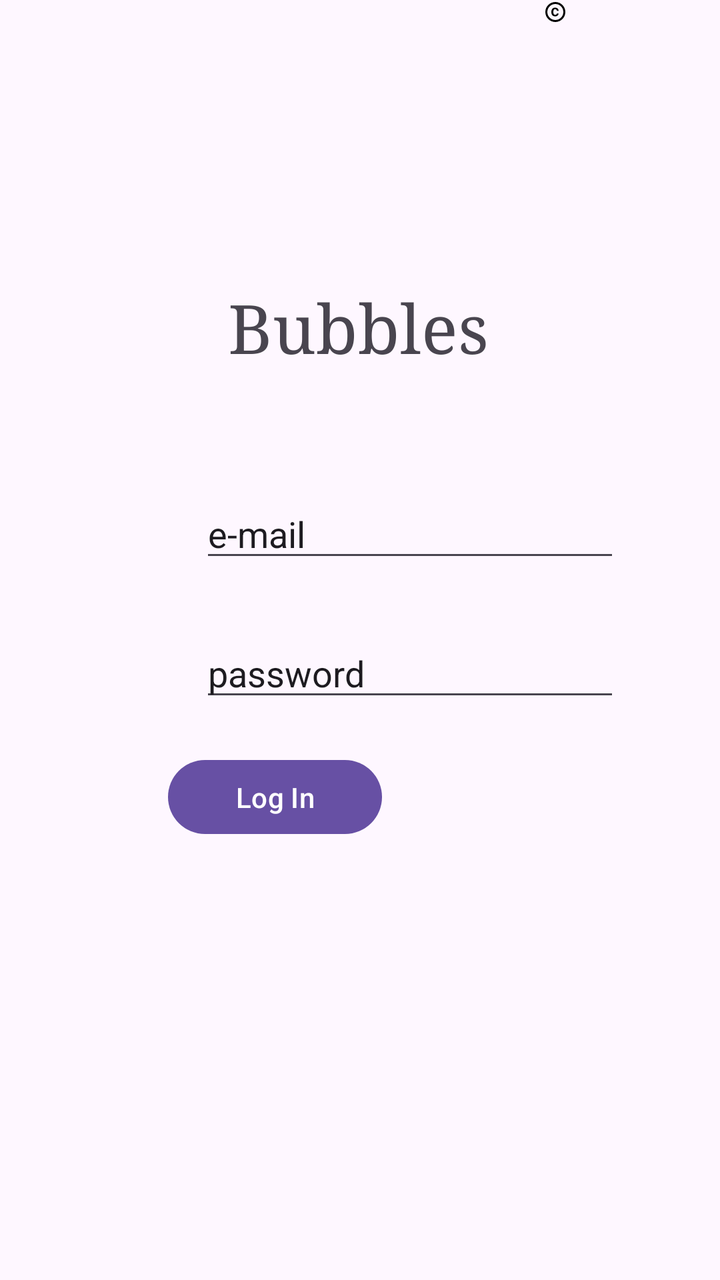
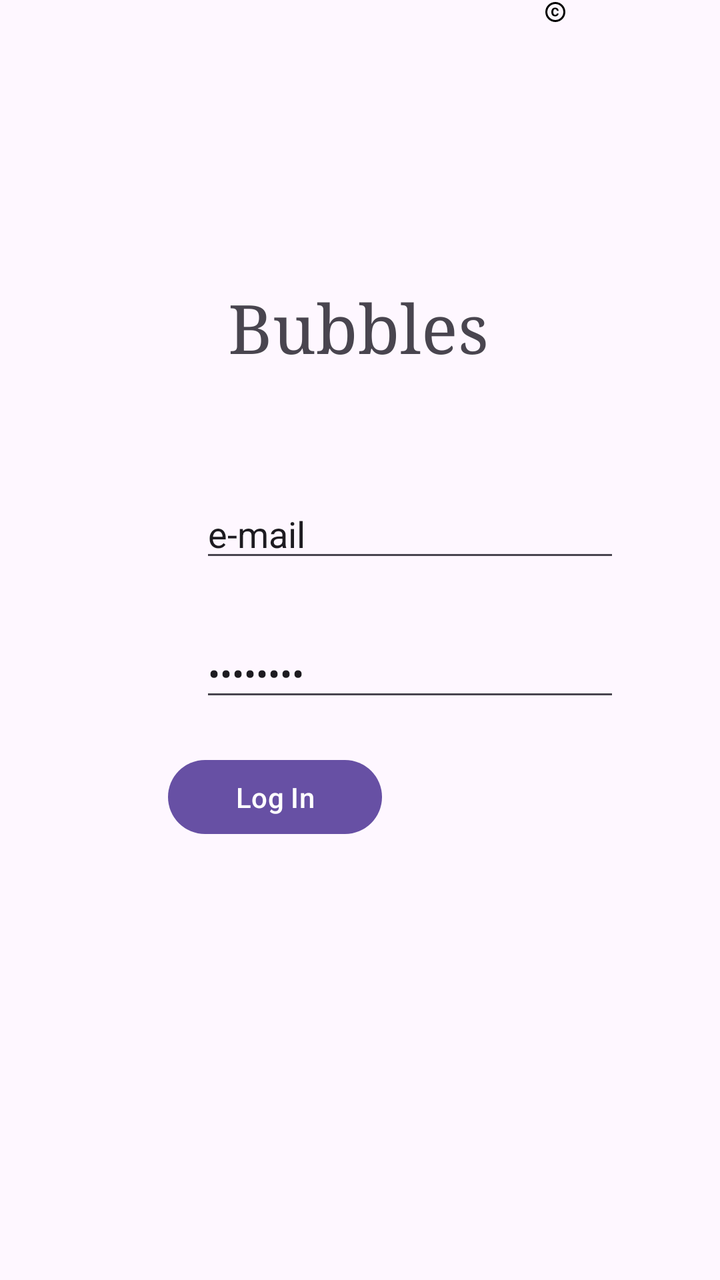

Screens rendered from an Android XML layout before and after an edit, with the pre-edit source and the edit as a unified diff.
<!-- AndroidManifest.xml: application theme Theme.Assignment -->
<!-- res/layout/activity_main.xml -->
<?xml version="1.0" encoding="utf-8"?>
<androidx.constraintlayout.widget.ConstraintLayout xmlns:android="http://schemas.android.com/apk/res/android"
    xmlns:app="http://schemas.android.com/apk/res-auto"
    xmlns:tools="http://schemas.android.com/tools"
    android:id="@+id/main"
    android:layout_width="match_parent"
    android:layout_height="match_parent"
    tools:context=".MainActivity">

    <TextView
        android:id="@+id/textView2"
        android:layout_width="177dp"
        android:layout_height="49dp"
        android:text="Bubbles"
        android:textAlignment="center"
        android:textSize="34sp"
        android:typeface="serif"
        app:layout_constraintBottom_toBottomOf="parent"
        app:layout_constraintEnd_toEndOf="parent"
        app:layout_constraintHorizontal_bias="0.496"
        app:layout_constraintStart_toStartOf="parent"
        app:layout_constraintTop_toTopOf="parent"
        app:layout_constraintVertical_bias="0.239" />

    <Button
        android:id="@+id/nextButton"
        android:layout_width="107dp"
        android:layout_height="45dp"
        android:text="Log In"
        app:layout_constraintBottom_toBottomOf="parent"
        app:layout_constraintEnd_toEndOf="parent"
        app:layout_constraintHorizontal_bias="0.332"
        app:layout_constraintStart_toStartOf="parent"
        app:layout_constraintTop_toTopOf="parent"
        app:layout_constraintVertical_bias="0.632" />

    <EditText
        android:id="@+id/emailEditText"
        android:layout_width="wrap_content"
        android:layout_height="wrap_content"
        android:layout_marginStart="100dp"
        android:layout_marginTop="34dp"
        android:layout_marginEnd="101dp"
        android:alpha="100"
        android:ems="10"
        android:inputType="text"
        android:text="e-mail"
        app:layout_constraintBottom_toTopOf="@+id/passwordEmailText"
        app:layout_constraintEnd_toEndOf="parent"
        app:layout_constraintHorizontal_bias="0.0"
        app:layout_constraintStart_toStartOf="parent"
        app:layout_constraintTop_toBottomOf="@+id/textView2" />

    <EditText
        android:id="@+id/passwordEmailText"
        android:layout_width="wrap_content"
        android:layout_height="wrap_content"
        android:layout_marginStart="100dp"
        android:layout_marginTop="8dp"
        android:layout_marginEnd="101dp"
        android:alpha="100"
        android:ems="10"
        android:inputType="text"
        android:text="password"
        app:layout_constraintBottom_toTopOf="@+id/nextButton"
        app:layout_constraintEnd_toEndOf="parent"
        app:layout_constraintHorizontal_bias="0.0"
        app:layout_constraintStart_toStartOf="parent"
        app:layout_constraintTop_toBottomOf="@+id/emailEditText" />

    <ImageView
        android:id="@+id/imageView"
        android:layout_width="12dp"
        android:layout_height="12dp"
        android:layout_marginStart="4dp"
        app:layout_constraintStart_toEndOf="@+id/textView2"
        app:srcCompat="@drawable/baseline_copyright_24"
        tools:layout_editor_absoluteY="190dp" />

</androidx.constraintlayout.widget.ConstraintLayout>
<!-- resources referenced by this layout -->
<resources>
  <!-- drawable baseline_copyright_24 (drawable) -->
  <vector xmlns:android="http://schemas.android.com/apk/res/android" android:height="24dp" android:tint="#000000" android:viewportHeight="24" android:viewportWidth="24" android:width="24dp">
        
      <path android:fillColor="@android:color/white" android:pathData="M11.88,9.14c1.28,0.06 1.61,1.15 1.63,1.66h1.79c-0.08,-1.98 -1.49,-3.19 -3.45,-3.19C9.64,7.61 8,9 8,12.14c0,1.94 0.93,4.24 3.84,4.24c2.22,0 3.41,-1.65 3.44,-2.95h-1.79c-0.03,0.59 -0.45,1.38 -1.63,1.44C10.55,14.83 10,13.81 10,12.14C10,9.25 11.28,9.16 11.88,9.14zM12,2C6.48,2 2,6.48 2,12s4.48,10 10,10s10,-4.48 10,-10S17.52,2 12,2zM12,20c-4.41,0 -8,-3.59 -8,-8s3.59,-8 8,-8s8,3.59 8,8S16.41,20 12,20z"/>
      
  </vector>
  <style name="Theme.Assignment" parent="Base.Theme.Assignment" />
  <style name="Base.Theme.Assignment" parent="Theme.Material3.DayNight.NoActionBar">
          
          
      </style>
</resources>

<!-- the commit's change to res/layout/activity_main.xml (unified diff, before → after) -->
@@ -60,7 +60,7 @@
         android:layout_marginEnd="101dp"
         android:alpha="100"
         android:ems="10"
-        android:inputType="text"
+        android:inputType="textPassword"
         android:text="password"
         app:layout_constraintBottom_toTopOf="@+id/nextButton"
         app:layout_constraintEnd_toEndOf="parent"
